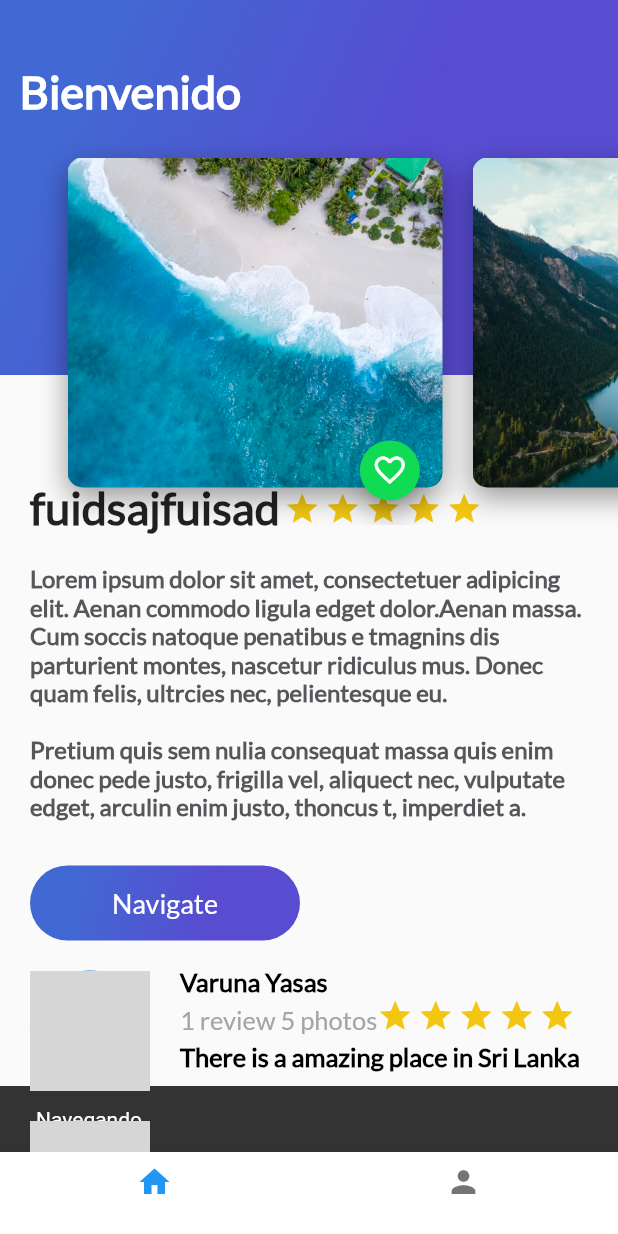
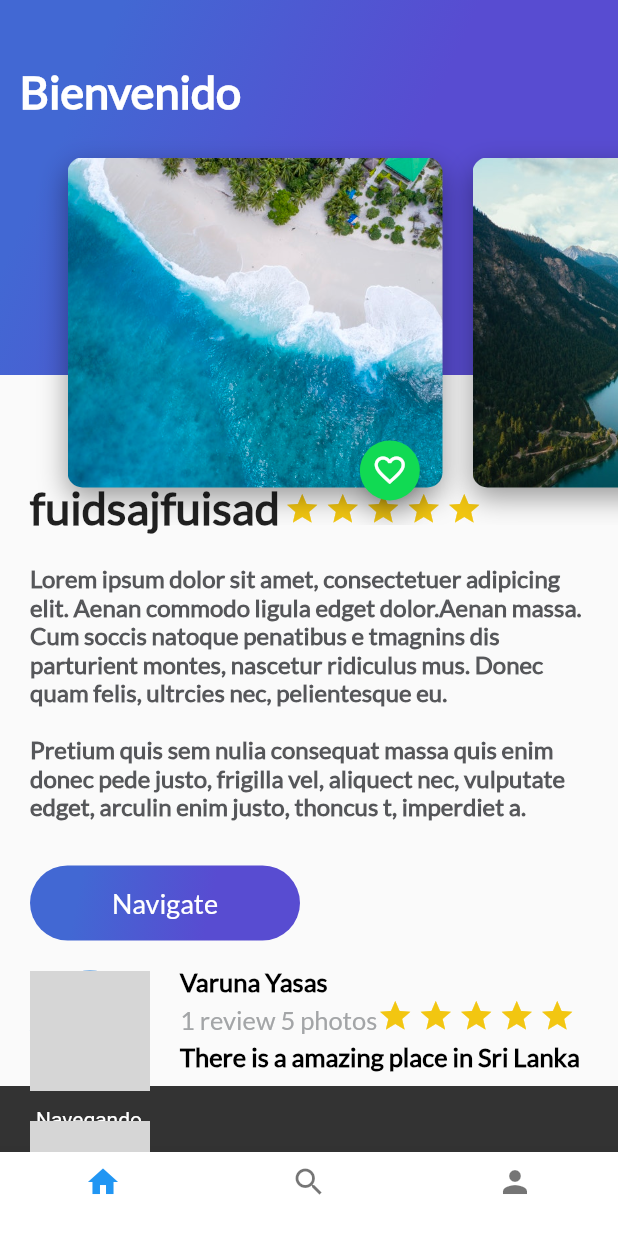
Before and after one commit to lskywolfll/Flutter_Practice, a Flutter app: the screen it shows after launch, after a tap on "Navigate", on a phone screen of 412 x 824 dp. Run offline on Flutter 3.47's test engine with Material 2 defaults, Android fonts, the phone set to English and light mode, and no system bars; network calls fail; grey boxes are pictures that could not be loaded.

```diff
--- a/lib/components/platzi_trips.dart
+++ b/lib/components/platzi_trips.dart
@@ -1,5 +1,7 @@
 import 'package:flutter/material.dart';
 import 'package:platzi_flutter/pages/home.dart';
+import 'package:platzi_flutter/pages/profile_trips.dart';
+import 'package:platzi_flutter/pages/search_trips.dart';
 
 class PlatziTrips extends StatefulWidget {
   PlatziTrips({Key key}) : super(key: key);
@@ -9,13 +11,15 @@ class PlatziTrips extends StatefulWidget {
 }
 
 class _PlatziTripsState extends State<PlatziTrips> {
+  int indexTap = 0;
+
   @override
   Widget build(BuildContext context) {
     return Scaffold(
       // appBar: AppBar(
       //   title: Text('Page0'),
       // ),
-      body: HomeTrips(),
+      body: widgetsChildrens[indexTap],
       bottomNavigationBar: Theme(
         data: Theme.of(context)
             .copyWith(canvasColor: Colors.white, primaryColor: Colors.purple),
@@ -24,10 +28,26 @@ class _PlatziTripsState extends State<PlatziTrips> {
     );
   }
 
+  final List<Widget> widgetsChildrens = [
+    HomeTrips(),
+    SearchTrips(),
+    ProfileTrips()
+  ];
+
+  void onTapTapeed(int index) {
+    setState(() {
+      indexTap = index;
+    });
+  }
+
   Widget navigationBar() {
-    return BottomNavigationBar(items: [
-      BottomNavigationBarItem(icon: Icon(Icons.home), title: Text("")),
-      BottomNavigationBarItem(icon: Icon(Icons.person), title: Text("")),
-    ]);
+    return BottomNavigationBar(
+        onTap: onTapTapeed,
+        currentIndex: indexTap,
+        items: [
+          BottomNavigationBarItem(icon: Icon(Icons.home), title: Text("")),
+          BottomNavigationBarItem(icon: Icon(Icons.search), title: Text("")),
+          BottomNavigationBarItem(icon: Icon(Icons.person), title: Text("")),
+        ]);
   }
 }
--- a/lib/main.dart
+++ b/lib/main.dart
@@ -1,13 +1,14 @@
 import 'package:flutter/material.dart';
 import 'package:platzi_flutter/components/header_appbar.dart';
 import 'package:platzi_flutter/components/platzi_trips.dart';
+import 'package:platzi_flutter/components/platzi_trips_cupertino.dart';
 import 'package:platzi_flutter/pages/description_place.dart';
 import 'package:flutter/services.dart';
 
 void main() {
   WidgetsFlutterBinding.ensureInitialized();
   SystemChrome.setSystemUIOverlayStyle(
-      SystemUiOverlayStyle(statusBarColor: Colors.transparent));
+      SystemUiOverlayStyle(statusBarColor: Colors.transparent, statusBarIconBrightness: Brightness.light, systemNavigationBarColor: Colors.transparent, systemNavigationBarIconBrightness: Brightness.light));
   runApp(MyApp());
 }
 
```
Also changed, not shown: lib/components/platzi_trips_cupertino.dart (added, +61 -0 lines), lib/pages/profile_trips.dart (added, +12 -0 lines), lib/pages/search_trips.dart (added, +12 -0 lines).
